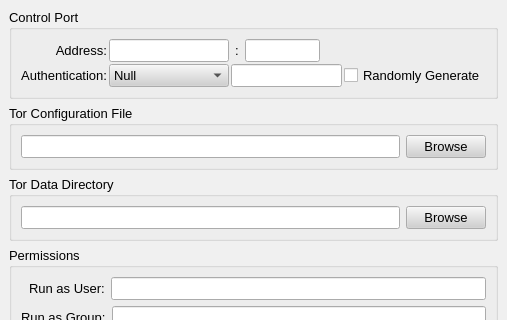
The window that src/gui/config/advancedpage.ui (a-ilin/vidalia) describes before a commit, drawn with Qt 5; both pictures show x 0 to 507 and y 0 to 320 of the 507 by 543 pixel window.
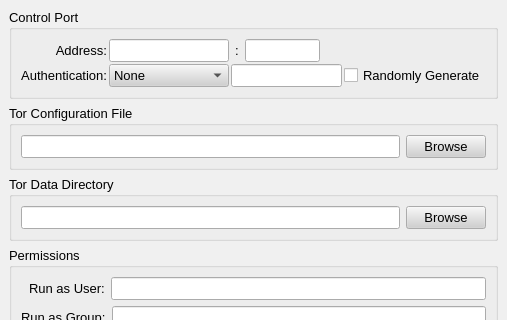
The same window after the commit.

Commit message:
r2069@adrastea:  edmanm | 2007-08-25 02:55:48 -0400  Change "Null" authentication option to "None" in the Advanced settings page.
svn:r1874

Patch:
```diff
--- a/src/gui/config/advancedpage.ui
+++ b/src/gui/config/advancedpage.ui
@@ -557,7 +557,7 @@
             </property>
             <item>
              <property name="text" >
-              <string>Null</string>
+              <string>None</string>
              </property>
             </item>
             <item>
```
